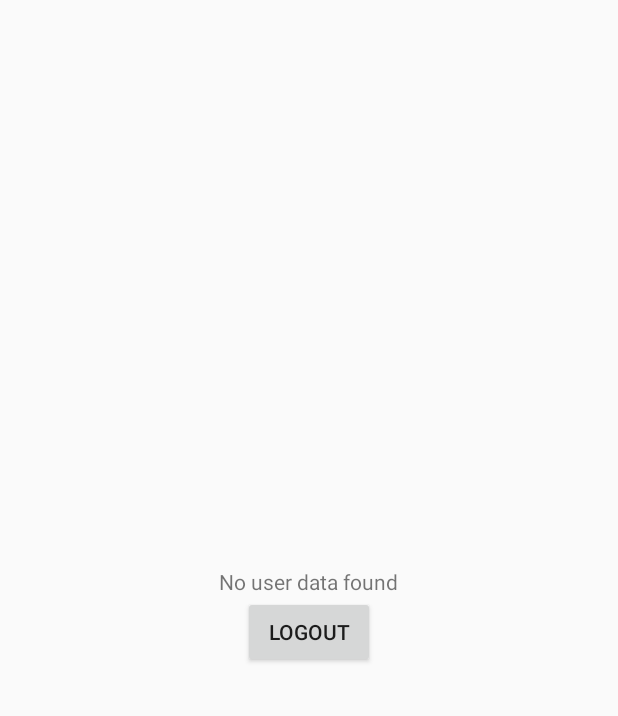
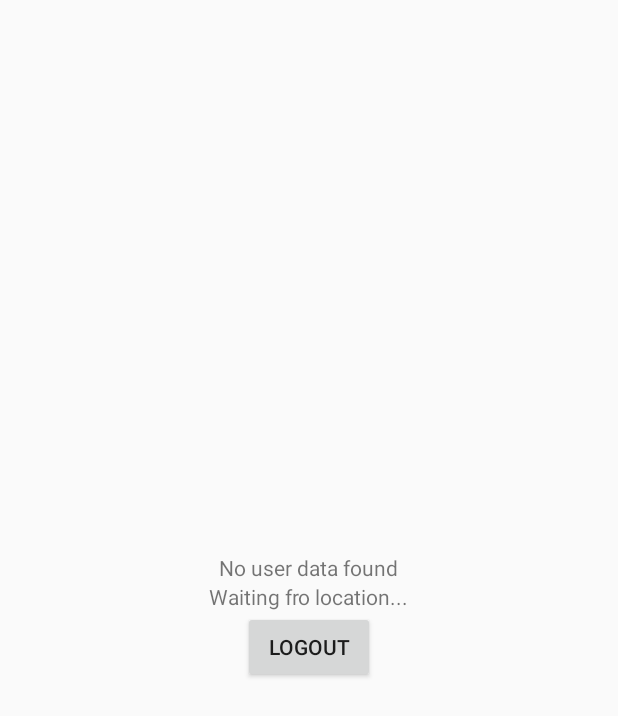
Before and after one commit to Mila-Slavkovska/MPIP-Project, an Android app built with Jetpack Compose: the UserProfileActivity screen opened directly, with no data from a screen before it, on a phone screen of 412 x 824 dp. Shown: the top 716 px of the screen. Run offline under Robolectric (Android 15) with nearby library versions, the light colour scheme and no system bars; our stand-ins replace Firebase (no records; nobody signed in at launch, a user with empty details on screens opened directly).

Commit message:
Get users location and save it to Firebase

```diff
--- a/app/build.gradle.kts
+++ b/app/build.gradle.kts
@@ -56,6 +56,7 @@ dependencies {
     implementation(libs.androidx.activity)
     implementation(libs.androidx.constraintlayout)
     implementation(libs.firebase.database)
+    implementation("com.google.android.gms:play-services-location:21.0.1")
     testImplementation(libs.junit)
     androidTestImplementation(libs.androidx.junit)
     androidTestImplementation(libs.androidx.espresso.core)
--- a/app/src/main/AndroidManifest.xml
+++ b/app/src/main/AndroidManifest.xml
@@ -3,6 +3,8 @@
     xmlns:tools="http://schemas.android.com/tools">
 
     <uses-permission android:name="android.permission.INTERNET" />
+    <uses-permission android:name="android.permission.ACCESS_FINE_LOCATION" />
+    <uses-permission android:name="android.permission.ACCESS_COARSE_LOCATION" />
 
     <application
         android:allowBackup="true"
--- a/app/src/main/java/com/example/mpip/UserProfileActivity.kt
+++ b/app/src/main/java/com/example/mpip/UserProfileActivity.kt
@@ -2,23 +2,37 @@ package com.example.mpip
 
 import android.annotation.SuppressLint
 import android.content.Intent
+import android.Manifest
+import android.content.pm.PackageManager
 import android.os.Bundle
 import android.widget.Button
 import android.widget.TextView
+import android.widget.Toast
 import androidx.activity.enableEdgeToEdge
 import androidx.appcompat.app.AppCompatActivity
+import androidx.core.app.ActivityCompat
 import androidx.core.view.ViewCompat
 import androidx.core.view.WindowInsetsCompat
+import com.google.android.gms.location.FusedLocationProviderClient
 import com.google.firebase.auth.FirebaseAuth
 import com.google.firebase.auth.FirebaseUser
 import com.google.firebase.database.DataSnapshot
 import com.google.firebase.database.DatabaseError
 import com.google.firebase.database.FirebaseDatabase
 import com.google.firebase.database.ValueEventListener
+import com.google.android.gms.location.*
 
 class UserProfileActivity : AppCompatActivity() {
     private lateinit var auth: FirebaseAuth;
     private var user: FirebaseUser? = null;
+
+    private lateinit var fusedLocationClient: FusedLocationProviderClient
+    private lateinit var locationRequest: LocationRequest
+    private lateinit var locationCallback: LocationCallback
+    private var lastSavedLocation: android.location.Location? = null
+    private lateinit var locationText: TextView
+
+    private val LOCATION_PERMISSION_REQUEST_CODE = 1001
 
     private fun goToLogin() {
         val intent = Intent(applicationContext, LoginActivity::class.java);
@@ -71,6 +85,85 @@ class UserProfileActivity : AppCompatActivity() {
                 FirebaseAuth.getInstance().signOut();
                 goToLogin();
             }
+
+            locationText = findViewById(R.id.location)
+            fusedLocationClient = LocationServices.getFusedLocationProviderClient(this)
+
+            checkPermissionAndStartUpdates()
         }
     }
+
+    private fun checkPermissionAndStartUpdates() {
+        if (ActivityCompat.checkSelfPermission(this, Manifest.permission.ACCESS_FINE_LOCATION)
+            != PackageManager.PERMISSION_GRANTED
+        ) {
+            ActivityCompat.requestPermissions(
+                this,
+                arrayOf(Manifest.permission.ACCESS_FINE_LOCATION),
+                LOCATION_PERMISSION_REQUEST_CODE
+            )
+        } else {
+            startLocationUpdates()
+        }
+    }
+
+    @SuppressLint("MissingPermission")
+    private fun startLocationUpdates() {
+        locationRequest = LocationRequest.Builder(Priority.PRIORITY_HIGH_ACCURACY, 43200000)
+            .setMinUpdateDistanceMeters(200f)
+            .build()
+
+        locationCallback = object : LocationCallback() {
+            @SuppressLint("SetTextI18n")
+            override fun onLocationResult(locationResult: LocationResult) {
+                for (location in locationResult.locations) {
+                    locationText.text = "Lat: ${location.latitude}, Lng: ${location.longitude}"
+
+                    if (lastSavedLocation == null || location.distanceTo(lastSavedLocation!!) >= 200) {
+                        val database = FirebaseDatabase.getInstance("https://mpip-project-ea779-default-rtdb.europe-west1.firebasedatabase.app")
+                        val reference = database.getReference("users").child(user!!.uid).child("location")
+
+                        val locData = mapOf(
+                            "latitude" to location.latitude,
+                            "longitude" to location.longitude,
+                            "timestamp" to System.currentTimeMillis()
+                        )
+
+                        reference.setValue(locData)
+                        lastSavedLocation = location
+                    }
+                }
+            }
+        }
+
+        fusedLocationClient.requestLocationUpdates(
+            locationRequest,
+            locationCallback,
+            mainLooper
+        )
+    }
+
+    override fun onRequestPermissionsResult(
+        requestCode: Int, permissions: Array<String>, grantResults: IntArray
+    ) {
+        super.onRequestPermissionsResult(requestCode, permissions, grantResults)
+        if (requestCode == LOCATION_PERMISSION_REQUEST_CODE &&
+            grantResults.isNotEmpty() &&
+            grantResults[0] == PackageManager.PERMISSION_GRANTED
+        ) {
+            startLocationUpdates()
+        } else {
+            Toast.makeText(this, "Location permission denied", Toast.LENGTH_SHORT).show()
+        }
+    }
+
+    override fun onPause() {
+        super.onPause()
+        fusedLocationClient.removeLocationUpdates(locationCallback)
+    }
+
+    override fun onResume() {
+        super.onResume()
+        checkPermissionAndStartUpdates()
+    }
 }
--- a/app/src/main/res/layout/activity_user_profile.xml
+++ b/app/src/main/res/layout/activity_user_profile.xml
@@ -15,6 +15,12 @@
         android:layout_width="wrap_content"
         android:layout_height="wrap_content"/>
 
+    <TextView
+        android:id="@+id/location"
+        android:text="Waiting fro location..."
+        android:layout_width="wrap_content"
+        android:layout_height="wrap_content" />
+
     <Button
         android:id="@+id/logout"
         android:text="@string/logout"
```
